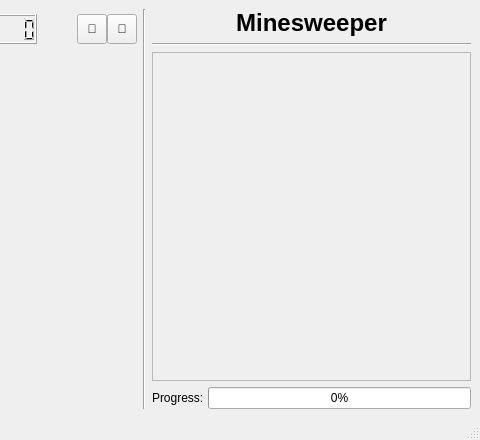
Above: src/ui/gamewindow.ui from anton-fischer/cpp-minesweeper before the change; both pictures show x 320 to 800 and y 0 to 440 of the 800 by 440 pixel window. Below: the same form after it.
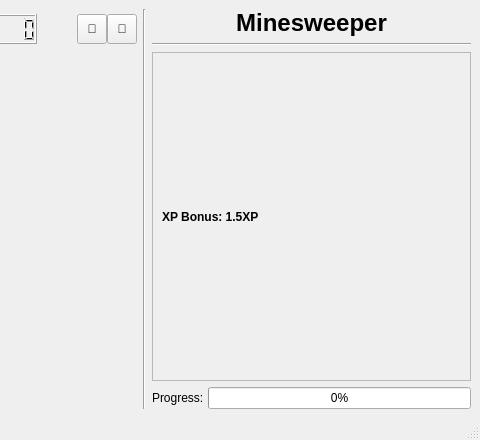
That is the form after the change.

```diff
--- a/src/ui/gamewindow.ui
+++ b/src/ui/gamewindow.ui
@@ -319,8 +319,29 @@
             </rect>
            </property>
            <layout class="QVBoxLayout" name="verticalLayout_3">
+            <property name="spacing">
+             <number>4</number>
+            </property>
             <item>
-             <layout class="QVBoxLayout" name="gamelog_container"/>
+             <widget class="QLabel" name="lbl_xpBonus">
+              <property name="maximumSize">
+               <size>
+                <width>16777215</width>
+                <height>15</height>
+               </size>
+              </property>
+              <property name="font">
+               <font>
+                <bold>true</bold>
+               </font>
+              </property>
+              <property name="text">
+               <string>XP Bonus: 1.5XP</string>
+              </property>
+             </widget>
+            </item>
+            <item>
+             <layout class="QVBoxLayout" name="vbx_gamelog"/>
             </item>
            </layout>
           </widget>
```
Left out of the diff: 18 changed lines with no effect on the pictures.
